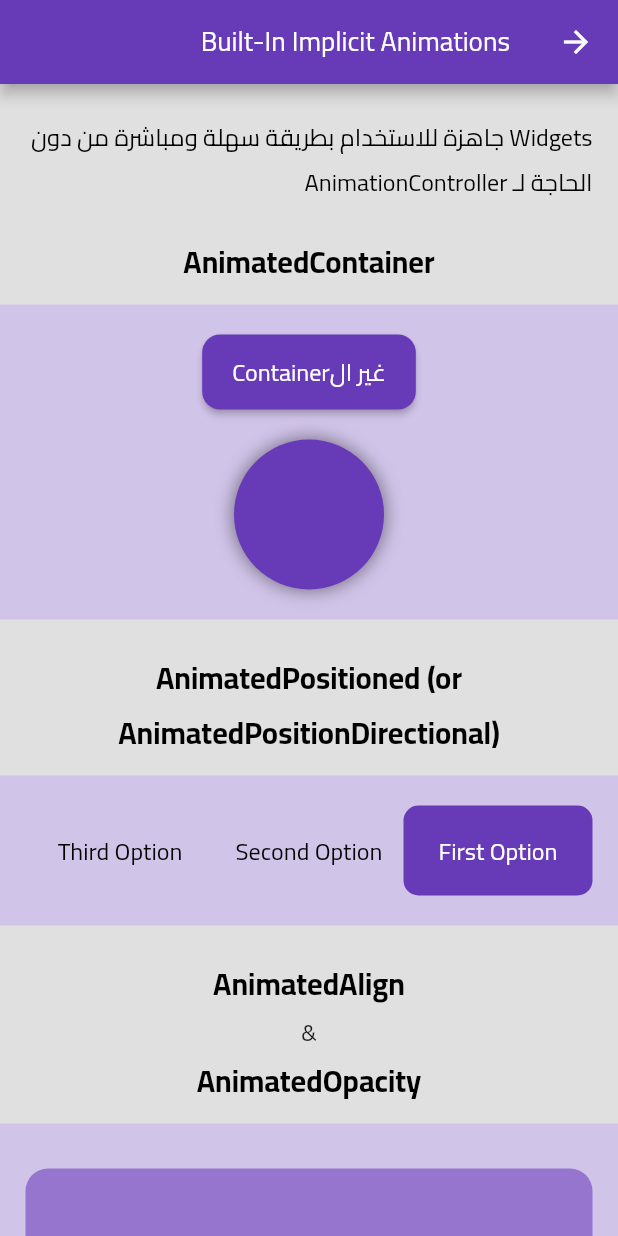
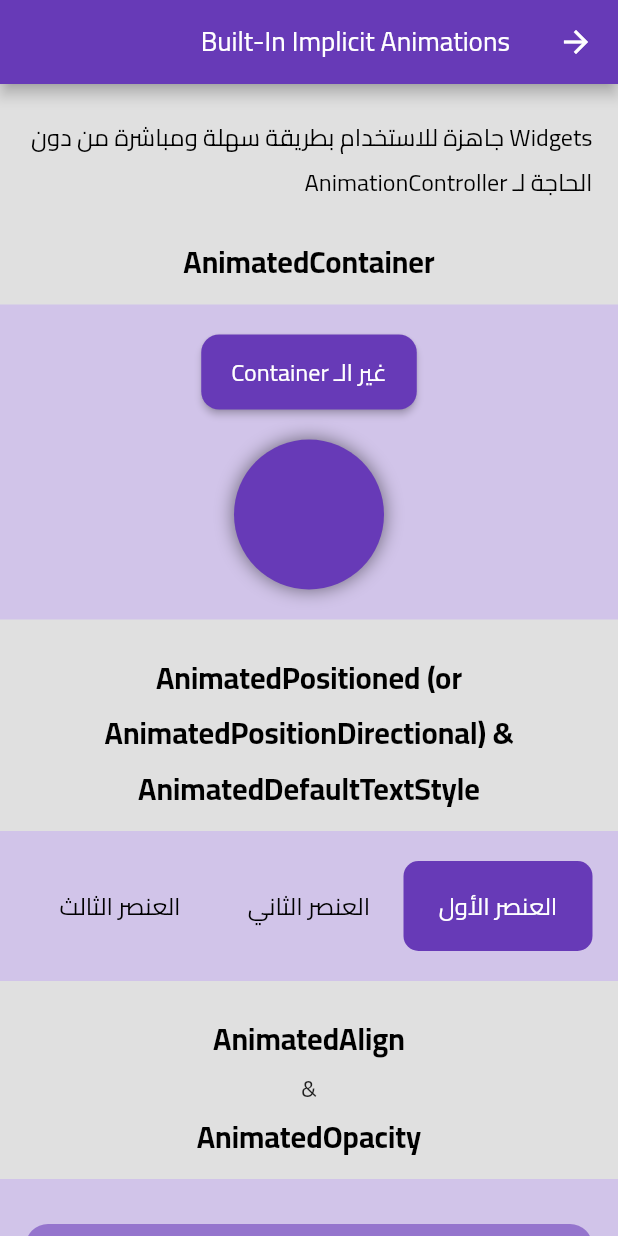
Before and after one commit to Roaa94/flutter-festival-session, a Flutter app: the BuiltInImplicitAnimationsPage screen opened directly, on a phone screen of 412 x 824 dp. Run offline on Flutter 3.47's test engine with Material 2 defaults, Android fonts, the phone set to English and light mode, and no system bars.

Commit message:
minor fixes for built_in_implicit_animations_page.dart

```diff
--- a/i18n/ar.json
+++ b/i18n/ar.json
@@ -8,5 +8,8 @@
   "dummy_text": "لوريم ايبسوم دولار سيت أميت ,كونسيكتيتور أدايبا يسكينج أليايت,سيت دو أيوسمود تيمبور أنكايديديونتيوت لابوري ات دولار ماجنا أليكيوا . يوت انيم أد مينيم فينايم,كيواس نوستريد أكسير سيتاشن يللأمكو لابورأس نيسي يت أليكيوب أكس أيا كوممودو كونسيكيوات . ديواس أيوتي أريري دولار إن ريبريهينديرأيت فوليوبتاتي فيلايت أيسسي كايلليوم دولار أيو فيجايت نيولا باراياتيور.",
   "Tap to Read More...": "اضغط لتقرأ المزيد",
   "More Text": "كمالة النص",
-  "Change The Container": "غير الContainer"
+  "Change The Container": "غير الـ Container",
+  "First Item": "العنصر الأول",
+  "Second Item": "العنصر الثاني",
+  "Third Item": "العنصر الثالث"
 }
--- a/i18n/en.json
+++ b/i18n/en.json
@@ -8,5 +8,8 @@
   "dummy_text": "Lorem ipsum dolor sit amet, consectetur adipiscing elit. Morbi congue mauris mi, sit amet interdum ipsum pellentesque sed. Suspendisse a dignissim ipsum, sit amet varius lacus. Curabitur tincidunt imperdiet erat vel placerat. Pellentesque pulvinar neque est, sed convallis magna tincidunt sit amet.",
   "Tap to Read More...": "Tap to Read More...",
   "More Text": "More Text",
-  "Change The Container": "Change The Container"
+  "Change The Container": "Change The Container",
+  "First Item": "First Item",
+  "Second Item": "Second Item",
+  "Third Item": "Third Item"
 }
--- a/lib/ui/implicit_animations/pages/built_in_implicit_animations_page.dart
+++ b/lib/ui/implicit_animations/pages/built_in_implicit_animations_page.dart
@@ -24,7 +24,7 @@ class BuiltInImplicitAnimationsPage extends StatelessWidget {
       'widget': const AnimatedContainerExample(),
     },
     {
-      'title': 'AnimatedPositioned (or AnimatedPositionDirectional)',
+      'title': 'AnimatedPositioned (or AnimatedPositionDirectional) & AnimatedDefaultTextStyle',
       'widget': const AnimatedPositionDirectionalExample(),
     },
   ];
--- a/lib/ui/implicit_animations/widgets/animated_position_directional_example.dart
+++ b/lib/ui/implicit_animations/widgets/animated_position_directional_example.dart
@@ -1,4 +1,5 @@
 import 'package:flutter/material.dart';
+import 'package:flutter_festival/i18n/translations.dart';
 import 'package:flutter_festival/ui/styles/app_text_styles.dart';
 
 class AnimatedPositionDirectionalExample extends StatefulWidget {
@@ -10,9 +11,9 @@ class AnimatedPositionDirectionalExample extends StatefulWidget {
 
 class _AnimatedPositionDirectionalExampleState extends State<AnimatedPositionDirectionalExample> {
   List<String> options = [
-    'First Option',
-    'Second Option',
-    'Third Option',
+    'First Item',
+    'Second Item',
+    'Third Item',
   ];
 
   int selectedOptionIndex = 0;
@@ -54,7 +55,7 @@ class _AnimatedPositionDirectionalExampleState extends State<AnimatedPositionDir
                       style: AppTextStyles.button.copyWith(color: selectedOptionIndex == index ? Colors.white : Colors.black),
                       duration: animationDuration,
                       child: Text(
-                        options[index],
+                        Translations.of(context)!.get(options[index]),
                         textAlign: TextAlign.center,
                       ),
                     ),
```
